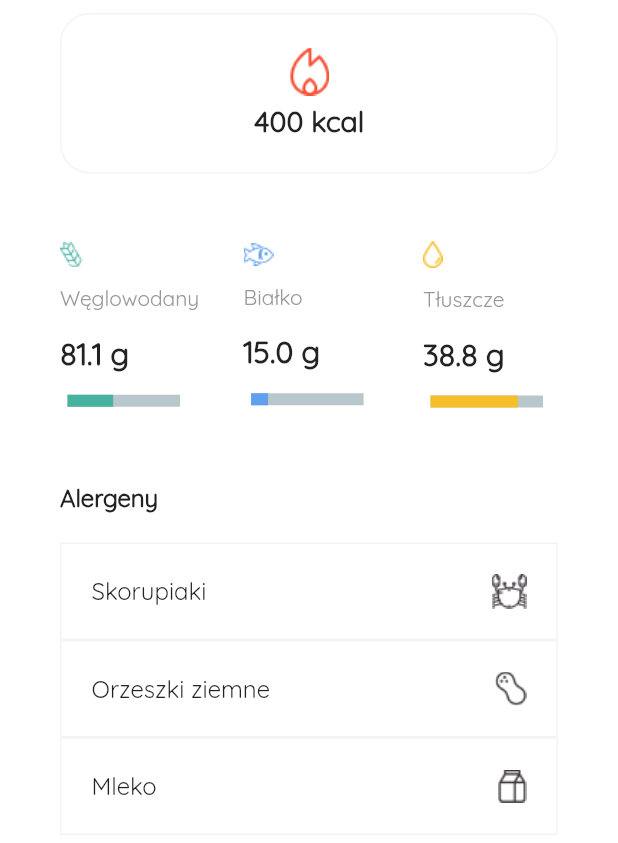
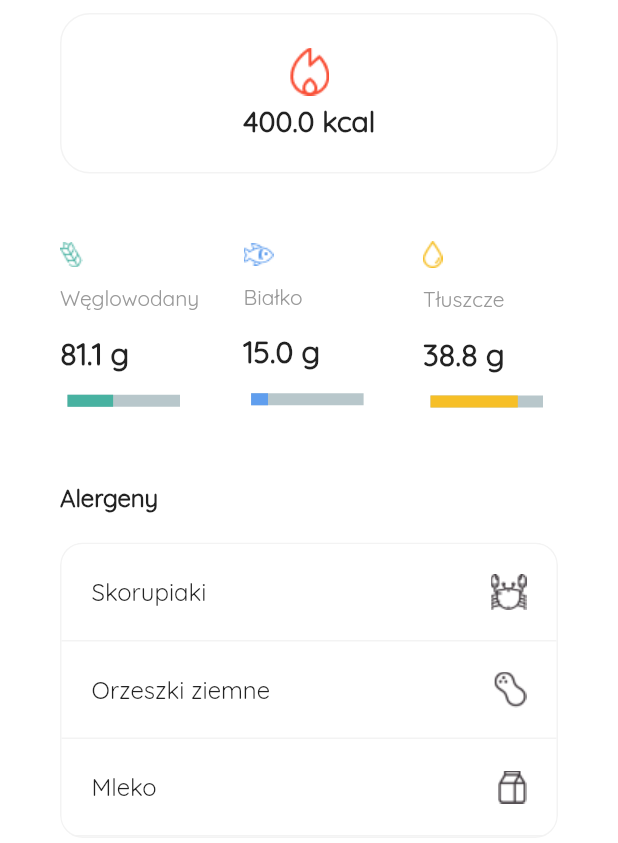
Before and after one commit to Dizziest/Invo_recruitment_task, a Flutter app: the screen it shows after launch, after a tap on "Makro na dziś", on a phone screen of 412 x 824 dp. Shown: the part 377-1220 px from the top of the screen. Run offline on Flutter 3.47's test engine with Material 2 defaults, Android fonts, the phone set to English and light mode, and no system bars; drawn by our look-alikes of percent_indicator.

Commit message:
Changed alergen table.

```diff
--- a/lib/scenes/detail_page.dart
+++ b/lib/scenes/detail_page.dart
@@ -13,12 +13,14 @@ class DetailPage extends StatefulWidget {
 }
 
 class _DetailPageState extends State<DetailPage> {
+
   double carbohydrates = 81.1;
   double carbohydratesGoal = 200;
   double proteins = 15.0;
   double proteinsGoal = 100.0;
   double fats = 38.8;
   double fatsGoal = 50.0;
+  double kcal = 400;
 
   final List<Alergen> alergens = <Alergen>[
     Alergen('Skorupiaki', 'assets/images/crab.png'),
@@ -54,7 +56,8 @@ class _DetailPageState extends State<DetailPage> {
                       style: TextStyle(
                           fontFamily: 'Quicksand',
                           fontSize: 23.0,
-                      fontWeight: FontWeight.w700),
+                          fontWeight: FontWeight.w700
+                      ),
                     ),
                     SizedBox(height: 25.0),
                     Text(
@@ -84,7 +87,8 @@ class _DetailPageState extends State<DetailPage> {
                     Container(
                       decoration: BoxDecoration(
                           border: Border.all(color: Color(0xfff3f3f3), width: 1.0),
-                      borderRadius: BorderRadius.all(Radius.circular(20))),
+                          borderRadius: BorderRadius.all(Radius.circular(20))
+                      ),
                       child: Row(
                         mainAxisSize: MainAxisSize.max,
                         mainAxisAlignment: MainAxisAlignment.center,
@@ -96,11 +100,12 @@ class _DetailPageState extends State<DetailPage> {
                                 Image.asset('assets/images/calories@2x.png'),
                                 SizedBox(height: 5.0),
                                 Text(
-                              '400 kcal',
+                                  '$kcal kcal',
                                   style: TextStyle(
                                       fontFamily: 'Quicksand',
                                       fontSize: 19.0,
-                                  fontWeight: FontWeight.w700),
+                                      fontWeight: FontWeight.w700
+                                  ),
                                 ),
                               ],
                             ),
@@ -113,22 +118,22 @@ class _DetailPageState extends State<DetailPage> {
                       mainAxisAlignment: MainAxisAlignment.spaceBetween,
                       children: [
                         linearProgressBarWithColumn(
-                        current: 81.1,
-                        goal: 200,
+                            current: carbohydrates,
+                            goal: carbohydratesGoal,
                             name: 'Węglowodany',
                             image: 'assets/images/starch.png',
                             progressColor: 0xff48b2a1
                         ),
                         linearProgressBarWithColumn(
-                        current: 15.0,
-                        goal: 100,
+                            current: proteins,
+                            goal: proteinsGoal,
                             name: 'Białko',
                             image: 'assets/images/fish-2.png',
                             progressColor: 0xff609eee
                         ),
                         linearProgressBarWithColumn(
-                        current: 38.8,
-                        goal: 50,
+                            current: fats,
+                            goal: fatsGoal,
                             name: 'Tłuszcze',
                             image: 'assets/images/drop.png',
                             progressColor: 0xfff6bf27
@@ -144,7 +149,8 @@ class _DetailPageState extends State<DetailPage> {
                           style: TextStyle(
                               fontFamily: 'Quicksand',
                               fontSize: 16.0,
-                          fontWeight: FontWeight.w700),
+                              fontWeight: FontWeight.w700
+                          ),
                         ),
                       ],
                     ),
@@ -165,7 +171,8 @@ class _DetailPageState extends State<DetailPage> {
                                   fontFamily: 'Quicksand',
                                   fontSize: 16.0,
                                   fontWeight: FontWeight.w500,
-                              color: Colors.white),
+                                  color: Colors.white
+                              ),
                             ),
                           ),
                         ],
@@ -174,11 +181,14 @@ class _DetailPageState extends State<DetailPage> {
                           elevation: 0.0,
                           primary: Color(0xfff94f36),
                           shape: RoundedRectangleBorder(
-                          borderRadius: BorderRadius.circular(7.0))),
+                              borderRadius: BorderRadius.circular(7.0))
+                      ),
                     )
                   ],
-            )),
+                )
             ),
-        ));
+          ),
+        )
+    );
   }
 }
--- a/lib/scenes/home_page.dart
+++ b/lib/scenes/home_page.dart
@@ -55,7 +55,7 @@ class _HomePageState extends State<HomePage> {
                               style: TextStyle(
                                 fontFamily: 'Quicksand',
                                 fontSize: 20.0,
-                                fontWeight: FontWeight.w700,
+                                fontWeight: FontWeight.w700
                               )
                           ),
                           Flexible(
@@ -75,22 +75,22 @@ class _HomePageState extends State<HomePage> {
                         mainAxisAlignment: MainAxisAlignment.spaceEvenly,
                         children: [
                           linearProgressBarWithColumn(
-                              current: 81.1,
-                              goal: 200,
+                              current: carbohydrates,
+                              goal: carbohydratesGoal,
                               name: 'Węglowodany',
                               image: 'assets/images/starch.png',
                               progressColor: 0xff48b2a1
                           ),
                           linearProgressBarWithColumn(
-                              current: 15.0,
-                              goal: 100,
+                              current: proteins,
+                              goal: proteinsGoal,
                               name: 'Białko',
                               image: 'assets/images/fish-2.png',
                               progressColor: 0xff609eee
                           ),
                           linearProgressBarWithColumn(
-                              current: 38.8,
-                              goal: 50,
+                              current: fats,
+                              goal: fatsGoal,
                               name: 'Tłuszcze',
                               image: 'assets/images/drop.png',
                               progressColor: 0xfff6bf27
--- a/lib/widgets/alegen_list_item.dart
+++ b/lib/widgets/alegen_list_item.dart
@@ -15,7 +15,12 @@ class alergenListItem extends StatelessWidget {
   Widget build(BuildContext context) {
     return Container(
       decoration: BoxDecoration(
-        border: Border.all(color: Color(0xfff3f3f3), width: 1.0),
+        border: Border(
+            bottom: BorderSide(
+                color: Color(0xfff3f3f3),
+                width: 1.0
+            ),
+        ),
       ),
       height: 65,
       child: Padding(
@@ -28,7 +33,8 @@ class alergenListItem extends StatelessWidget {
               style: TextStyle(
                   fontFamily: 'Quicksand',
                   fontSize: 16.0,
-                  fontWeight: FontWeight.w400),
+                  fontWeight: FontWeight.w400
+              ),
             ),
             Image.asset(alergenList[index].image)
           ],
--- a/lib/widgets/alergens_list.dart
+++ b/lib/widgets/alergens_list.dart
@@ -12,9 +12,14 @@ class alergensList extends StatelessWidget {
 
   @override
   Widget build(BuildContext context) {
-    return Container(
+    return ClipRRect(
+      borderRadius: BorderRadius.circular(15.0),
+      child: Container(
         decoration: BoxDecoration(
-          borderRadius: BorderRadius.circular(10.0)
+          border: Border.all(
+            color: Color(0xfff3f3f3),
+          ),
+          borderRadius: BorderRadius.circular(15.0)
         ),
         child: ListView.builder(
             padding: EdgeInsets.zero,
@@ -22,8 +27,13 @@ class alergensList extends StatelessWidget {
             physics: ScrollPhysics(),
             itemCount: alergenList.length,
             itemBuilder: (context, index) {
-            return alergenListItem(alergenList: alergenList, index: index);
-          }),
+              return alergenListItem(
+                  alergenList: alergenList,
+                  index: index
+              );
+            }
+        ),
+      )
     );
   }
 }
--- a/lib/widgets/circular_progress_bar.dart
+++ b/lib/widgets/circular_progress_bar.dart
@@ -39,7 +39,8 @@ class circularCaloriesBar extends StatelessWidget {
                 fontFamily: 'Quicksand',
                 fontWeight: FontWeight.w500,
                 fontSize: 14.0,
-                color: Color(0xff999999)),
+                color: Color(0xff999999)
+            ),
           ),
         ],
       ),
--- a/lib/widgets/linear_progress_bar_with_column.dart
+++ b/lib/widgets/linear_progress_bar_with_column.dart
@@ -30,7 +30,8 @@ class linearProgressBarWithColumn extends StatelessWidget {
               fontFamily: 'Quicksand',
               fontSize: 14.0,
               fontWeight: FontWeight.w500,
-              color: Color(0xff999999)),
+              color: Color(0xff999999)
+          ),
         ),
         SizedBox(height: 15.0),
         Text(
@@ -38,7 +39,7 @@ class linearProgressBarWithColumn extends StatelessWidget {
           style: TextStyle(
             fontFamily: 'Quicksand',
             fontSize: 20.0,
-            fontWeight: FontWeight.w700,
+            fontWeight: FontWeight.w700
           ),
         ),
         SizedBox(height: 15.0),
```
Lines whose indentation alone changed are shown as unchanged.
